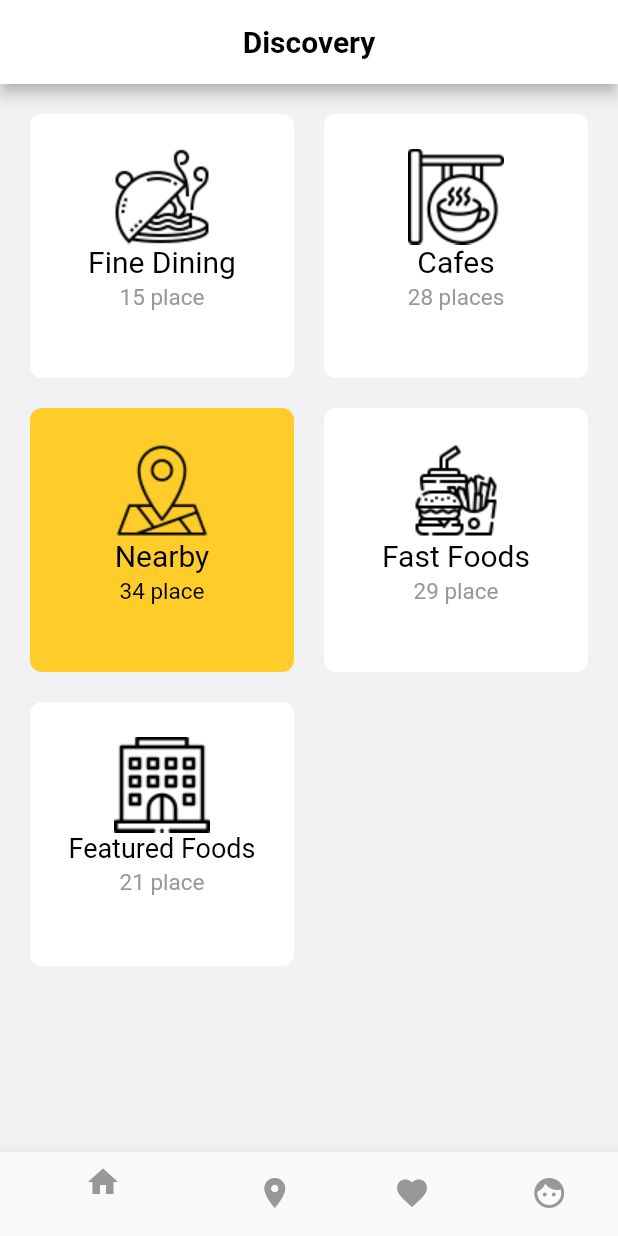
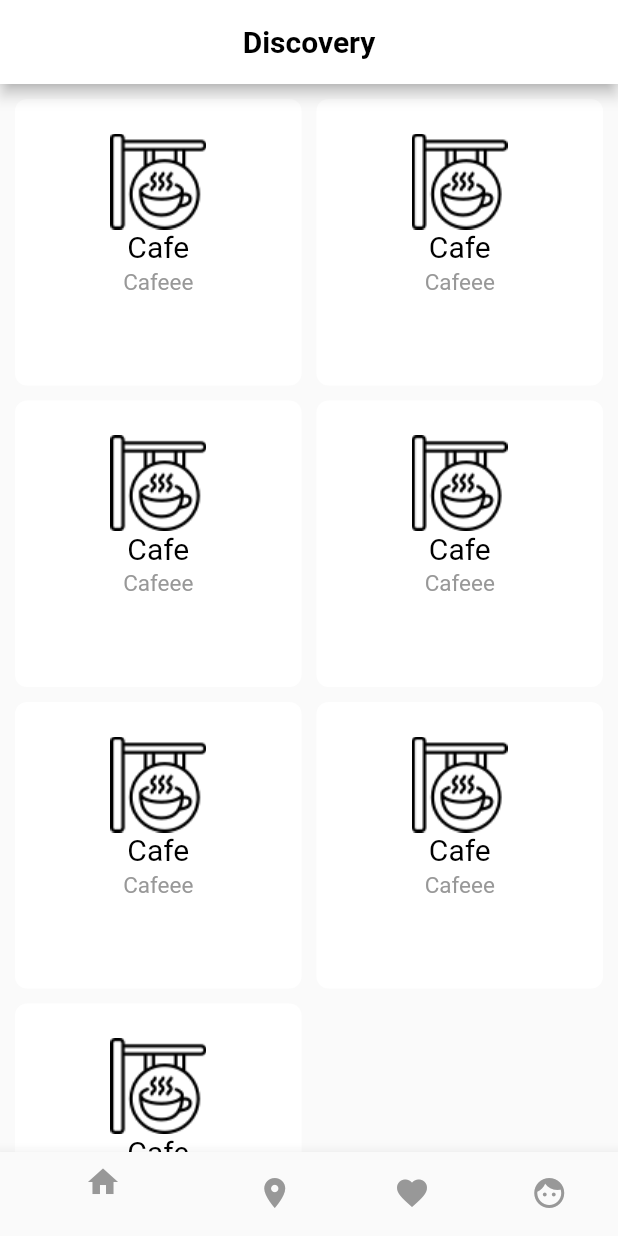
Before and after one commit to leeoandradee/food_app, a Flutter app: the screen it shows after launch, on a phone screen of 412 x 824 dp. Run offline on Flutter 3.47's test engine with Material 2 defaults, Android fonts, the phone set to English and light mode, and no system bars.

Commit message:
componentizando

```diff
--- a/lib/components/home_page.dart
+++ /dev/null
@@ -1,210 +0,0 @@
-import 'package:flutter/material.dart';
-import 'package:food_app/utils/colors_const.dart';
-
-class HomePage extends StatelessWidget {
-  @override
-  Widget build(BuildContext context) {
-    return GridView.count(
-      primary: false,
-      padding: const EdgeInsets.all(20),
-      crossAxisSpacing: 20,
-      mainAxisSpacing: 20,
-      crossAxisCount: 2,
-      children: <Widget>[
-        Container(
-          padding: const EdgeInsets.all(8),
-          child: Column(
-            children: <Widget>[
-              Padding(
-                padding: EdgeInsets.all(15),
-                child: Column(
-                  children: <Widget>[
-                    Image.asset("images/dining.png"),
-                    Text(
-                      'Fine Dining',
-                      style: TextStyle(
-                          color: Colors.black,
-                          fontWeight: FontWeight.w400,
-                          fontSize: 20),
-                    ),
-                    Padding(
-                      padding: const EdgeInsets.fromLTRB(0, 3, 0, 0),
-                      child: Text(
-                        '15 place',
-                        style: TextStyle(
-                            color: Color(ColorsConst.iconBottomColor),
-                            fontSize: 15),
-                      ),
-                    )
-                  ],
-                ),
-              ),
-            ],
-          ),
-          decoration: BoxDecoration(
-            color: Colors.white,
-            borderRadius: BorderRadius.only(
-                topLeft: Radius.circular(8),
-                topRight: Radius.circular(8),
-                bottomLeft: Radius.circular(8),
-                bottomRight: Radius.circular(8)),
-          ),
-        ),
-        Container(
-          padding: const EdgeInsets.all(8),
-          child: Column(
-            children: <Widget>[
-              Padding(
-                padding: EdgeInsets.all(15),
-                child: Column(
-                  children: <Widget>[
-                    Image.asset("images/cafe.png"),
-                    Text(
-                      'Cafes',
-                      style: TextStyle(
-                          color: Colors.black,
-                          fontWeight: FontWeight.w400,
-                          fontSize: 20),
-                    ),
-                    Padding(
-                      padding: const EdgeInsets.fromLTRB(0, 3, 0, 0),
-                      child: Text(
-                        '28 places',
-                        style: TextStyle(
-                            color: Color(ColorsConst.iconBottomColor),
-                            fontSize: 15),
-                      ),
-                    )
-                  ],
-                ),
-              ),
-            ],
-          ),
-          decoration: BoxDecoration(
-            color: Colors.white,
-            borderRadius: BorderRadius.only(
-                topLeft: Radius.circular(8),
-                topRight: Radius.circular(8),
-                bottomLeft: Radius.circular(8),
-                bottomRight: Radius.circular(8)),
-          ),
-        ),
-        Container(
-          padding: const EdgeInsets.all(8),
-          child: Column(
-            children: <Widget>[
-              Padding(
-                padding: EdgeInsets.all(15),
-                child: Column(
-                  children: <Widget>[
-                    Image.asset("images/location.png"),
-                    Text(
-                      'Nearby',
-                      style: TextStyle(
-                          color: Colors.black,
-                          fontWeight: FontWeight.w400,
-                          fontSize: 20),
-                    ),
-                    Padding(
-                      padding: const EdgeInsets.fromLTRB(0, 3, 0, 0),
-                      child: Text(
-                        '34 place',
-                        style: TextStyle(color: Colors.black, fontSize: 15),
-                      ),
-                    )
-                  ],
-                ),
-              ),
-            ],
-          ),
-          decoration: BoxDecoration(
-            color: Color(ColorsConst.cardSelected),
-            borderRadius: BorderRadius.only(
-                topLeft: Radius.circular(8),
-                topRight: Radius.circular(8),
-                bottomLeft: Radius.circular(8),
-                bottomRight: Radius.circular(8)),
-          ),
-        ),
-        Container(
-          padding: const EdgeInsets.all(8),
-          child: Column(
-            children: <Widget>[
-              Padding(
-                padding: EdgeInsets.all(15),
-                child: Column(
-                  children: <Widget>[
-                    Image.asset("images/fast-food.png"),
-                    Text(
-                      'Fast Foods',
-                      style: TextStyle(
-                          color: Colors.black,
-                          fontWeight: FontWeight.w400,
-                          fontSize: 20),
-                    ),
-                    Padding(
-                      padding: const EdgeInsets.fromLTRB(0, 3, 0, 0),
-                      child: Text(
-                        '29 place',
-                        style: TextStyle(
-                            color: Color(ColorsConst.iconBottomColor),
-                            fontSize: 15),
-                      ),
-                    )
-                  ],
-                ),
-              ),
-            ],
-          ),
-          decoration: BoxDecoration(
-            color: Colors.white,
-            borderRadius: BorderRadius.only(
-                topLeft: Radius.circular(8),
-                topRight: Radius.circular(8),
-                bottomLeft: Radius.circular(8),
-                bottomRight: Radius.circular(8)),
-          ),
-        ),
-        Container(
-          padding: const EdgeInsets.all(8),
-          child: Column(
-            children: <Widget>[
-              Padding(
-                padding: EdgeInsets.all(15),
-                child: Column(
-                  children: <Widget>[
-                    Image.asset("images/hotel.png"),
-                    Text(
-                      'Featured Foods',
-                      style: TextStyle(
-                          color: Colors.black,
-                          fontWeight: FontWeight.w400,
-                          fontSize: 18),
-                    ),
-                    Padding(
-                      padding: const EdgeInsets.fromLTRB(0, 3, 0, 0),
-                      child: Text(
-                        '21 place',
-                        style: TextStyle(
-                            color: Color(ColorsConst.iconBottomColor),
-                            fontSize: 15),
-                      ),
-                    )
-                  ],
-                ),
-              ),
-            ],
-          ),
-          decoration: BoxDecoration(
-            color: Colors.white,
-            borderRadius: BorderRadius.only(
-                topLeft: Radius.circular(8),
-                topRight: Radius.circular(8),
-                bottomLeft: Radius.circular(8),
-                bottomRight: Radius.circular(8)),
-          ),
-        )
-      ],
-    );
-  }
-}
--- a/lib/main.dart
+++ b/lib/main.dart
@@ -1,29 +1,16 @@
-import 'dart:ui';
+import 'package:food_app/views/discovery_screen.dart';
+import 'package:food_app/views/restaurant_screen.dart';
+import 'package:flutter/material.dart';
 
-import 'package:food_app/utils/colors_const.dart';
-import 'package:flutter/material.dart';
-import 'package:food_app/components/header_page.dart';
-import 'package:food_app/components/home_page.dart';
-import 'package:food_app/components/bottom_page.dart';
 
 void main() {
-  runApp(FoodApp());
+  runApp(
+    MaterialApp(
+      initialRoute: "/",
+      routes: {
+        "/restaurants" : (context) => RestaurantScreen()
+      },
+      home: DiscoveryScreen(),
+    )
+  );
 }
-
-// Dart é a linguagem de programacao
-// Flutter framework que usa Dart pra criar aplicativos nativos
-
-class FoodApp extends StatelessWidget {
-  @override
-  Widget build(BuildContext context) {
-    return MaterialApp(
-      home: Scaffold(
-        //Header do aplicativo
-        appBar: Header(),
-        body: HomePage(),
-        backgroundColor: Color(ColorsConst.bodyColor),
-        bottomNavigationBar: BottomPage(),
-      ),
-    );
-  }
-}
--- /dev/null
+++ b/lib/model/discovery.dart
@@ -0,0 +1,9 @@
+class Discovery {
+
+  final String cardIcon;
+  final String title;
+  final String subTitle;
+
+  Discovery(this.cardIcon, this.title, this.subTitle);
+
+}
--- /dev/null
+++ b/lib/views/discovery_screen.dart
@@ -0,0 +1,15 @@
+import 'package:flutter/material.dart';
+import 'package:food_app/widgets/bottom_page.dart';
+import 'package:food_app/widgets/header_page.dart';
+import 'package:food_app/widgets/discovery_card.dart';
+
+class DiscoveryScreen extends StatelessWidget {
+  @override
+  Widget build(BuildContext context) {
+    return Scaffold(
+      appBar: HeaderPage(),
+      body: DiscoveryCard(),
+      bottomNavigationBar: BottomPage(),
+    );
+  }
+}
--- a/lib/components/bottom_page.dart
+++ b/lib/widgets/bottom_page.dart
@@ -11,7 +11,8 @@ class BottomPage extends StatelessWidget {
               Icons.home,
               color: Color(ColorsConst.iconBottomColor),
             ),
-            title: Text("")),
+            title: Text(""),
+          ),
         BottomNavigationBarItem(
             icon: Icon(
               Icons.location_on,
--- /dev/null
+++ b/lib/widgets/discovery_card.dart
@@ -0,0 +1,79 @@
+import 'package:flutter/material.dart';
+import 'package:food_app/model/discovery.dart';
+import 'package:food_app/utils/colors_const.dart';
+
+class DiscoveryCard extends StatefulWidget {
+  @override
+  _DiscoveryCardState createState() => _DiscoveryCardState();
+}
+
+class _DiscoveryCardState extends State<DiscoveryCard> {
+
+  final cardList = [
+    Discovery("images/cafe.png", "Cafe", "Cafeee"),
+    Discovery("images/cafe.png", "Cafe", "Cafeee"),
+    Discovery("images/cafe.png", "Cafe", "Cafeee"),
+    Discovery("images/cafe.png", "Cafe", "Cafeee"),
+    Discovery("images/cafe.png", "Cafe", "Cafeee"),
+    Discovery("images/cafe.png", "Cafe", "Cafeee"),
+    Discovery("images/cafe.png", "Cafe", "Cafeee"),
+  ];
+
+  void redirectRestaurant() {
+    Navigator.pushNamed(context, "/restaurants");
+  }
+
+  @override
+  Widget build(BuildContext context) {
+    return GridView.builder(
+      padding: EdgeInsets.all(10),
+      gridDelegate: SliverGridDelegateWithFixedCrossAxisCount(
+          crossAxisCount: 2, crossAxisSpacing: 10, mainAxisSpacing: 10),
+      itemBuilder: (context, i) {
+        return GestureDetector(
+          onTap: redirectRestaurant,
+          child: Container(
+            padding: const EdgeInsets.all(8),
+            child: Column(
+              children: <Widget>[
+                Padding(
+                  padding: EdgeInsets.all(15),
+                  child: Column(
+                    children: <Widget>[
+                      Image.asset(cardList[i].cardIcon),
+                      Text(
+                        cardList[i].title,
+                        style: TextStyle(
+                            color: Colors.black,
+                            fontWeight: FontWeight.w400,
+                            fontSize: 20),
+                      ),
+                      Padding(
+                        padding: const EdgeInsets.fromLTRB(0, 3, 0, 0),
+                        child: Text(
+                          cardList[i].subTitle,
+                          style: TextStyle(
+                              color: Color(ColorsConst.iconBottomColor),
+                              fontSize: 15),
+                        ),
+                      )
+                    ],
+                  ),
+                ),
+              ],
+            ),
+            decoration: BoxDecoration(
+              color: Colors.white,
+              borderRadius: BorderRadius.only(
+                  topLeft: Radius.circular(8),
+                  topRight: Radius.circular(8),
+                  bottomLeft: Radius.circular(8),
+                  bottomRight: Radius.circular(8)),
+            ),
+          ),
+        );
+      },
+      itemCount: cardList.length,
+    );
+  }
+}
--- a/lib/components/header_page.dart
+++ b/lib/widgets/header_page.dart
@@ -1,11 +1,14 @@
 import 'package:food_app/utils/colors_const.dart';
 import 'package:flutter/material.dart';
 
-class Header extends StatelessWidget with PreferredSizeWidget {
+class HeaderPage extends StatelessWidget with PreferredSizeWidget {
   @override
   Widget build(BuildContext context) {
     return AppBar(
       centerTitle: true,
+      iconTheme: IconThemeData(
+        color: Colors.black, //change your color here
+      ),
       title: Text(
         'Discovery',
         style: TextStyle(color: Colors.black, fontWeight: FontWeight.bold),
--- a/pubspec.yaml
+++ b/pubspec.yaml
@@ -55,6 +55,7 @@ flutter:
     - images/fast-food.png
     - images/hotel.png
     - images/location.png
+    - images/kfc.jpg
 
   # An image asset can refer to one or more resolution-specific "variants", see
   # https://flutter.dev/assets-and-images/#resolution-aware.
```
Also changed, not shown: lib/views/restaurant_screen.dart (added, +15 -0 lines), lib/widgets/restaurant_card.dart (added, +199 -0 lines), images/kfc.jpg (added).
